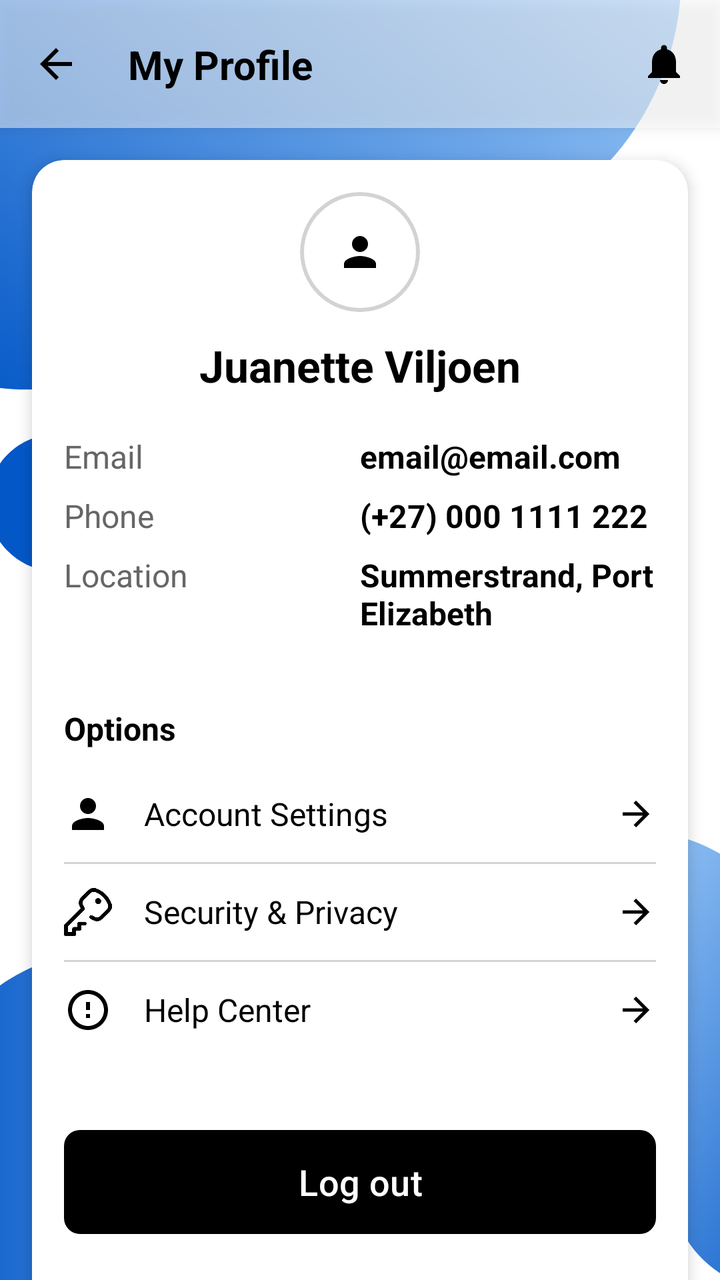
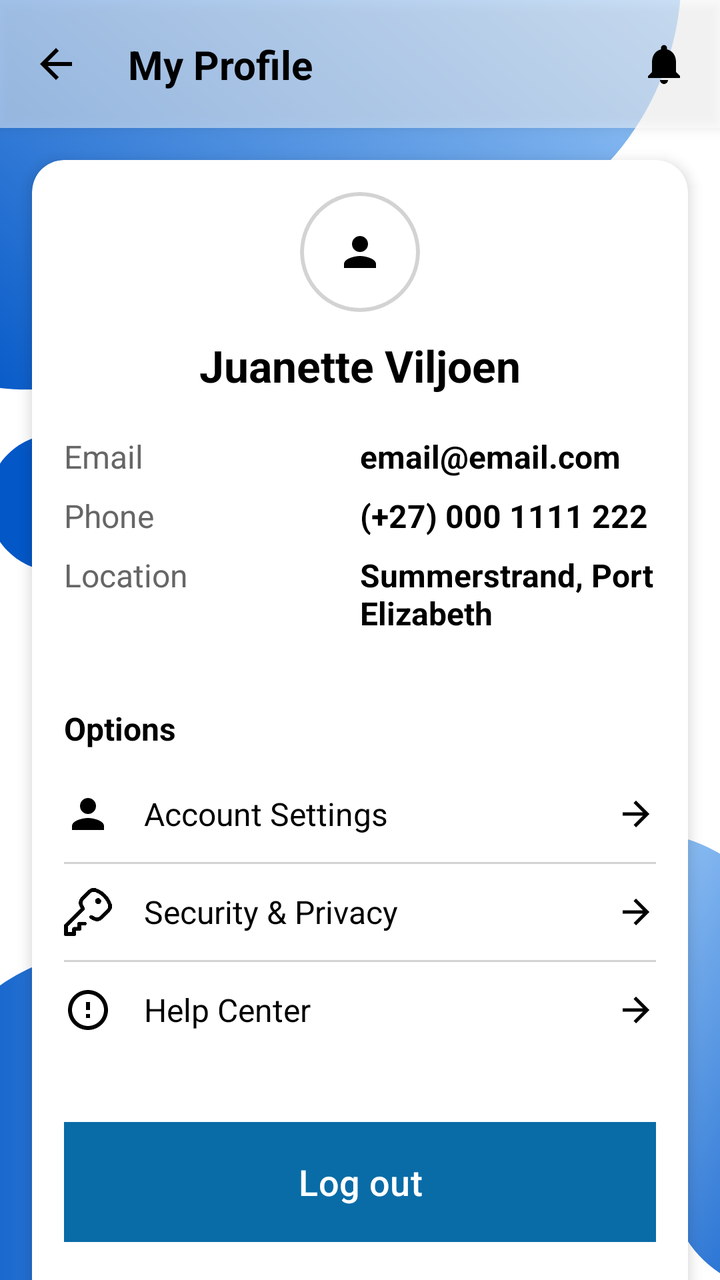

An Android layout rendered at two revisions. The XML below is the earlier revision; the diff shows what the commit changed to produce the second picture.
<!-- AndroidManifest.xml: application theme Theme.PoolApp -->
<!-- res/layout/po_profile.xml -->
<?xml version="1.0" encoding="utf-8"?>
<androidx.constraintlayout.widget.ConstraintLayout xmlns:android="http://schemas.android.com/apk/res/android"
    xmlns:app="http://schemas.android.com/apk/res-auto"
    xmlns:tools="http://schemas.android.com/tools"
    android:layout_width="match_parent"
    android:layout_height="match_parent"
    android:background="@drawable/bg"
    android:foregroundTint="@color/black_transparent_50"
    tools:context=".PO_Profile">

    <androidx.constraintlayout.widget.ConstraintLayout
        android:id="@+id/profile_header_banner"
        android:layout_width="match_parent"
        android:layout_height="64dp"
        android:background="@color/white_transparent_50"
        android:elevation="4dp"
        app:layout_constraintEnd_toEndOf="parent"
        app:layout_constraintStart_toStartOf="parent"
        app:layout_constraintTop_toTopOf="parent">

        <ImageButton
            android:id="@+id/btn_back"
            android:layout_width="wrap_content"
            android:layout_height="wrap_content"
            android:background="@android:color/transparent"
            android:contentDescription="Back"
            android:padding="16dp"
            android:src="@drawable/ic_arrow_back_white_24dp"
            app:layout_constraintBottom_toBottomOf="parent"
            app:layout_constraintStart_toStartOf="parent"
            app:layout_constraintTop_toTopOf="parent"
            app:tint="@color/black" />

        <TextView
            android:id="@+id/tv_header_title"
            android:layout_width="wrap_content"
            android:layout_height="wrap_content"
            android:layout_marginStart="8dp"
            android:text="My Profile"
            android:textColor="@color/black"
            android:textSize="20sp"
            android:textStyle="bold"
            app:layout_constraintBottom_toBottomOf="parent"
            app:layout_constraintStart_toEndOf="@id/btn_back"
            app:layout_constraintTop_toTopOf="parent" />

        <ImageButton
            android:id="@+id/btn_notifications"
            android:layout_width="wrap_content"
            android:layout_height="wrap_content"
            android:background="@android:color/transparent"
            android:contentDescription="Notifications"
            android:padding="16dp"
            android:src="@drawable/ic_notifications_white_24dp"
            app:layout_constraintBottom_toBottomOf="parent"
            app:layout_constraintEnd_toEndOf="parent"
            app:layout_constraintTop_toTopOf="parent"
            app:tint="@color/black" />

    </androidx.constraintlayout.widget.ConstraintLayout>

    <androidx.core.widget.NestedScrollView
        android:id="@+id/nestedScrollView"
        android:layout_width="0dp"
        android:layout_height="0dp"
        app:layout_constraintBottom_toBottomOf="parent"
        app:layout_constraintEnd_toEndOf="parent"
        app:layout_constraintStart_toStartOf="parent"
        app:layout_constraintTop_toBottomOf="@id/profile_header_banner">

        <LinearLayout
            android:layout_width="match_parent"
            android:layout_height="match_parent"
            android:gravity="center"
            android:orientation="vertical"
            android:paddingBottom="80dp">

            <androidx.cardview.widget.CardView
                android:layout_width="match_parent"
                android:layout_height="wrap_content"
                android:layout_marginHorizontal="16dp"
                android:layout_marginTop="16dp"
                android:layout_marginBottom="16dp"
                app:cardCornerRadius="16dp"
                app:cardElevation="4dp">

                <LinearLayout
                    android:layout_width="match_parent"
                    android:layout_height="575dp"
                    android:orientation="vertical"
                    android:paddingBottom="16dp">

                    <LinearLayout
                        android:layout_width="match_parent"
                        android:layout_height="wrap_content"
                        android:foregroundTint="@color/white_transparent_50"
                        android:hapticFeedbackEnabled="false"
                        android:orientation="vertical"
                        android:paddingHorizontal="16dp"
                        android:paddingTop="16dp"
                        android:paddingBottom="16dp">

                        <com.google.android.material.card.MaterialCardView
                            android:layout_width="60dp"
                            android:layout_height="60dp"
                            android:layout_gravity="center_horizontal"
                            android:layout_marginBottom="12dp"
                            app:cardCornerRadius="30dp"
                            app:cardElevation="0dp"
                            app:strokeColor="@color/grey_light"
                            app:strokeWidth="2dp">

                            <ImageView
                                android:layout_width="match_parent"
                                android:layout_height="match_parent"
                                android:background="@color/white"
                                android:contentDescription="User Profile Picture"
                                android:padding="8dp"
                                android:scaleType="centerInside"
                                android:src="@drawable/ic_profile_placeholder" />
                        </com.google.android.material.card.MaterialCardView>

                        <TextView
                            android:id="@+id/tv_user_name"
                            android:layout_width="wrap_content"
                            android:layout_height="wrap_content"
                            android:layout_gravity="center_horizontal"
                            android:layout_marginBottom="16dp"
                            android:text="Juanette Viljoen"
                            android:textColor="@color/black"
                            android:textSize="22sp"
                            android:textStyle="bold" />

                        <TableLayout
                            android:layout_width="match_parent"
                            android:layout_height="wrap_content"
                            android:stretchColumns="1">

                            <TableRow>

                                <TextView
                                    style="@style/ProfileDetailLabel"
                                    android:text="Email" />

                                <TextView
                                    android:id="@+id/tv_detail_email"
                                    style="@style/ProfileDetailValue"
                                    android:text="email@email.com" />
                            </TableRow>

                            <TableRow>

                                <TextView
                                    style="@style/ProfileDetailLabel"
                                    android:text="Phone" />

                                <TextView
                                    android:id="@+id/tv_detail_phone"
                                    style="@style/ProfileDetailValue"
                                    android:text="(+27) 000 1111 222" />
                            </TableRow>

                            <TableRow>

                                <TextView
                                    style="@style/ProfileDetailLabel"
                                    android:text="Location" />

                                <TextView
                                    android:id="@+id/tv_detail_location"
                                    style="@style/ProfileDetailValue"
                                    android:text="Summerstrand, Port Elizabeth" />
                            </TableRow>
                        </TableLayout>
                    </LinearLayout>

                    <TextView
                        android:layout_width="match_parent"
                        android:layout_height="wrap_content"
                        android:paddingStart="16dp"
                        android:paddingTop="16dp"
                        android:paddingEnd="16dp"
                        android:paddingBottom="8dp"
                        android:text="Options"
                        android:textColor="@color/black"
                        android:textSize="16sp"
                        android:textStyle="bold" />

                    <LinearLayout
                        android:layout_width="match_parent"
                        android:layout_height="wrap_content"
                        android:background="@android:color/transparent"
                        android:orientation="vertical"
                        android:paddingHorizontal="16dp">

                        <LinearLayout
                            android:id="@+id/option_account_settings"
                            android:layout_width="match_parent"
                            android:layout_height="wrap_content"
                            android:background="?attr/selectableItemBackground"
                            android:clickable="true"
                            android:focusable="true"
                            android:gravity="center_vertical"
                            android:orientation="horizontal"
                            android:paddingVertical="12dp">

                            <ImageView
                                android:id="@+id/icon_left_account"
                                android:layout_width="24dp"
                                android:layout_height="24dp"
                                android:layout_marginEnd="16dp"
                                android:contentDescription="Account Settings Icon"
                                android:src="@drawable/ic_account_settings"
                                app:tint="@color/black" />

                            <TextView
                                android:id="@+id/tv_label_account"
                                android:layout_width="0dp"
                                android:layout_height="wrap_content"
                                android:layout_weight="1"
                                android:text="Account Settings"
                                android:textColor="@color/black"
                                android:textSize="16sp" />

                            <ImageView
                                android:layout_width="20dp"
                                android:layout_height="20dp"
                                android:contentDescription="Go to"
                                android:src="@drawable/ic_arrow_forward_black_24dp"
                                app:tint="@color/black" />
                        </LinearLayout>

                        <View style="@style/DividerLine" />

                        <LinearLayout
                            android:id="@+id/option_security_privacy"
                            android:layout_width="match_parent"
                            android:layout_height="wrap_content"
                            android:background="?attr/selectableItemBackground"
                            android:clickable="true"
                            android:focusable="true"
                            android:gravity="center_vertical"
                            android:orientation="horizontal"
                            android:paddingVertical="12dp">

                            <ImageView
                                android:id="@+id/icon_left_security"
                                android:layout_width="24dp"
                                android:layout_height="24dp"
                                android:layout_marginEnd="16dp"
                                android:contentDescription="Security and Privacy Icon"
                                android:src="@drawable/password"
                                app:tint="@color/black" />

                            <TextView
                                android:id="@+id/tv_label_security"
                                android:layout_width="0dp"
                                android:layout_height="wrap_content"
                                android:layout_weight="1"
                                android:text="Security &amp; Privacy"
                                android:textColor="@color/black"
                                android:textSize="16sp" />

                            <ImageView
                                android:layout_width="20dp"
                                android:layout_height="20dp"
                                android:contentDescription="Go to"
                                android:src="@drawable/ic_arrow_forward_black_24dp"
                                app:tint="@color/black" />
                        </LinearLayout>

                        <View style="@style/DividerLine" />

                        <LinearLayout
                            android:id="@+id/option_help_center"
                            android:layout_width="match_parent"
                            android:layout_height="wrap_content"
                            android:background="?attr/selectableItemBackground"
                            android:clickable="true"
                            android:focusable="true"
                            android:gravity="center_vertical"
                            android:orientation="horizontal"
                            android:paddingVertical="12dp">

                            <ImageView
                                android:id="@+id/icon_left_help"
                                android:layout_width="24dp"
                                android:layout_height="24dp"
                                android:layout_marginEnd="16dp"
                                android:contentDescription="Help Center Icon"
                                android:src="@drawable/ic_help_center"
                                app:tint="@color/black" />

                            <TextView
                                android:id="@+id/tv_label_help"
                                android:layout_width="0dp"
                                android:layout_height="wrap_content"
                                android:layout_weight="1"
                                android:text="Help Center"
                                android:textColor="@color/black"
                                android:textSize="16sp" />

                            <ImageView
                                android:layout_width="20dp"
                                android:layout_height="20dp"
                                android:contentDescription="Go to"
                                android:src="@drawable/ic_arrow_forward_black_24dp"
                                app:tint="@color/black" />
                        </LinearLayout>

                    </LinearLayout>

                    <com.google.android.material.button.MaterialButton
                        android:id="@+id/btn_logout"
                        android:layout_width="match_parent"
                        android:layout_height="60dp"
                        android:layout_marginHorizontal="16dp"
                        android:layout_marginTop="32dp"
                        android:text="Log out"
                        android:textAllCaps="false"
                        android:textSize="18sp"
                        app:backgroundTint="@color/black"
                        app:cornerRadius="8dp" />

                </LinearLayout>
            </androidx.cardview.widget.CardView>
        </LinearLayout>
    </androidx.core.widget.NestedScrollView>

</androidx.constraintlayout.widget.ConstraintLayout>
<!-- resources referenced by this layout -->
<resources>
  <color name="black">#FF000000</color>
  <color name="black_transparent_50">#80000000</color>
  <color name="grey_light">#D3D3D3</color>
  <color name="white">#FFFFFFFF</color>
  <color name="white_transparent_50">#80FFFFFF</color>
  <!-- drawable ic_account_settings (drawable) -->
  <vector xmlns:android="http://schemas.android.com/apk/res/android"
      android:width="24dp"
      android:height="24dp"
      android:viewportWidth="24"
      android:viewportHeight="24"
      android:tint="#000000">
      <path
          android:fillColor="@android:color/black"
          android:pathData="M12 12c2.21 0 4-1.79 4-4s-1.79-4-4-4-4 1.79-4 4 1.79 4 4 4zm0 2c-2.67 0-8 1.34-8 4v2h16v-2c0-2.66-5.33-4-8-4z"/>
  </vector>
  <!-- drawable ic_arrow_back_white_24dp (drawable) -->
  <vector xmlns:android="http://schemas.android.com/apk/res/android"
      android:width="24dp"
      android:height="24dp"
      android:viewportWidth="24"
      android:viewportHeight="24"
      android:tint="#FFFFFF"> <path
      android:fillColor="@android:color/white"
      android:pathData="M20,11L7.83,11l5.59,-5.59L12,4L4,12l8,8 1.41,-1.41L7.83,13L20,13z"/>
  </vector>
  <!-- drawable ic_arrow_forward_black_24dp (drawable) -->
  <vector xmlns:android="http://schemas.android.com/apk/res/android"
      android:width="24dp"
      android:height="24dp"
      android:viewportWidth="24"
      android:viewportHeight="24"
      android:tint="#000000"> <path
      android:fillColor="@android:color/black"
      android:pathData="M12,4l-1.41,1.41L16.17,11H4v2h12.17l-5.58,5.59L12,20l8,-8z"/>
  </vector>
  <!-- drawable ic_help_center (drawable) -->
  <vector xmlns:android="http://schemas.android.com/apk/res/android"
      android:width="24dp"
      android:height="24dp"
      android:viewportWidth="24"
      android:viewportHeight="24"
      android:tint="#000000">
      <path
          android:fillColor="@android:color/black"
          android:pathData="M12 2C6.48 2 2 6.48 2 12s4.48 10 10 10 10-4.48 10-10S17.52 2 12 2zm0 18c-4.41 0-8-3.59-8-8s3.59-8 8-8 8 3.59 8 8-3.59 8-8 8zm-1-4h2v-2h-2v2zm0-4h2V8h-2v4z"/>
  </vector>
  <!-- drawable ic_profile_placeholder (drawable) -->
  <vector android:height="24dp" android:tint="#000000"
      android:viewportHeight="24" android:viewportWidth="24"
      android:width="24dp" xmlns:android="http://schemas.android.com/apk/res/android">
      <path android:fillColor="@android:color/white" android:pathData="M12,12c2.21,0 4,-1.79 4,-4s-1.79,-4 -4,-4 -4,1.79 -4,4 1.79,4 4,4zM12,14c-2.67,0 -8,1.34 -8,4v2h16v-2c0,-2.66 -5.33,-4 -8,-4z"/>
  </vector>
  <style name="DividerLine">
          <item name="android:layout_width">match_parent</item>
          <item name="android:layout_height">1dp</item>
          <item name="android:background">@color/grey_light</item>
      </style>
  <style name="ProfileDetailLabel">
          <item name="android:layout_width">0dp</item>
          <item name="android:layout_height">wrap_content</item>
          <item name="android:layout_weight">1</item>
          <item name="android:textSize">16sp</item>
          <item name="android:textColor">@color/grey_dark</item>
          <item name="android:paddingVertical">4dp</item>
      </style>
  <style name="ProfileDetailValue" parent="ProfileDetailLabel">
          <item name="android:textColor">@color/black</item>
          <item name="android:textStyle">bold</item>
      </style>
  <color name="grey_dark">#666666</color>
  <color name="colorPrimary">#096ca7</color>
  <color name="colorPrimaryVariant">#034b75</color>
  <color name="colorOnPrimary">#FFFFFF</color>
  <color name="colorSecondary">#0A57FF</color>
  <color name="colorOnSecondary">#FFFFFF</color>
  <color name="colorSurface">#FFFFFF</color>
  <color name="colorOnSurface">#1C1B1F</color>
  <!-- unchanged entries left out for length: 4 -->
</resources>

<!-- the commit's change to res/layout/po_profile.xml (unified diff, before → after) -->
@@ -319,7 +319,7 @@
                         android:text="Log out"
                         android:textAllCaps="false"
                         android:textSize="18sp"
-                        app:backgroundTint="@color/black"
+                        android:background="@color/PrimaryColour"
                         app:cornerRadius="8dp" />
 
                 </LinearLayout>
<!-- resource entries referenced after the edit -->
@@ -1,5 +1,6 @@
 <!-- resources referenced by this layout -->
 <resources>
+  <color name="PrimaryColour">#096ca7</color>
   <color name="black">#FF000000</color>
   <color name="black_transparent_50">#80000000</color>
   <color name="grey_light">#D3D3D3</color>
